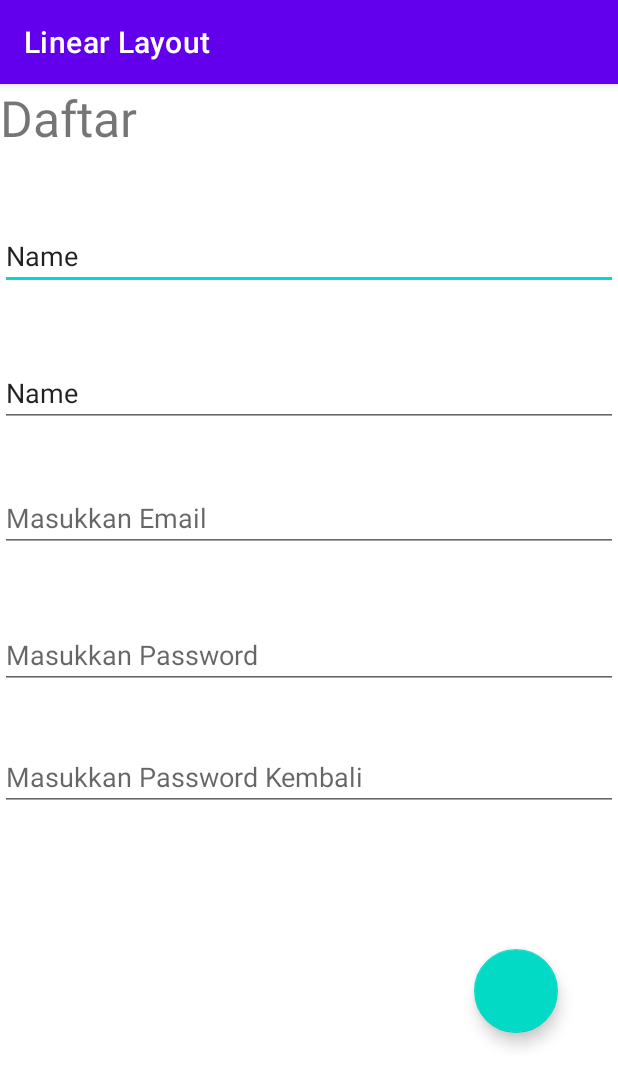
After one commit to Damar-Saputra/UASPAMPENJUALAN, an Android app: the Pendaftaran screen opened directly, with no data from a screen before it, on a phone screen of 412 x 824 dp. The commit adds this screen. Shown: the top 1087 px of the screen. Run offline under Robolectric (Android 15) with nearby library versions, the phone set to English and light mode, and no system bars.

Commit message:
Activity 4

```diff
--- a/app/src/main/AndroidManifest.xml
+++ b/app/src/main/AndroidManifest.xml
@@ -9,7 +9,8 @@
         android:roundIcon="@mipmap/ic_launcher_round"
         android:supportsRtl="true"
         android:theme="@style/Theme.ConstraintLayout">
-        <activity android:name=".ActivityHasil"></activity>
+        <activity android:name=".Pendaftaran"></activity>
+        <activity android:name=".ActivityHasil" />
         <activity
             android:name=".ActivityKedua"
             android:label="@string/label2"
@@ -21,10 +22,6 @@
                 <category android:name="android.intent.category.LAUNCHER" />
             </intent-filter>
         </activity>
-
-        <meta-data
-            android:name="preloaded_fonts"
-            android:resource="@array/preloaded_font" />
     </application>
 
 </manifest>
--- a/app/src/main/java/com/damarsaputra/constraintlayout/ActivityHasil.java
+++ b/app/src/main/java/com/damarsaputra/constraintlayout/ActivityHasil.java
@@ -19,9 +19,9 @@ public class ActivityHasil extends AppCompatActivity {
 
         Bundle bundle = getIntent().getExtras();
 
-        String email = bundle.getString( key:"a");
+        String email = bundle.getString("a");
 
-        String pass = bundle.getString(Key: "b");
+        String pass = bundle.getString("b");
 
         txEmail.setText(email);
         txPassword.setText(pass);
--- a/app/src/main/java/com/damarsaputra/constraintlayout/ActivityKedua.java
+++ b/app/src/main/java/com/damarsaputra/constraintlayout/ActivityKedua.java
@@ -17,9 +17,9 @@ public class ActivityKedua extends AppCompatActivity {
 
         Bundle bundle = getIntent().getExtras();
 
-        String email = bundle.getString(key:"a");
+        String email = bundle.getString("a");
 
-        String pass = bundle.getString(key:"b");
+        String pass = bundle.getString("b");
 
         txEmail.setText(email);
         txPassowrd.setText(pass);
--- a/app/src/main/java/com/damarsaputra/constraintlayout/MainActivity.java
+++ b/app/src/main/java/com/damarsaputra/constraintlayout/MainActivity.java
@@ -1,10 +1,13 @@
 package com.damarsaputra.constraintlayout;
 
 
+import androidx.annotation.NonNull;
 import androidx.appcompat.app.AppCompatActivity;
 
 import android.content.Intent;
 import android.os.Bundle;
+import android.view.Menu;
+import android.view.MenuItem;
 import android.view.View;
 import android.widget.Button;
 import android.widget.EditText;
@@ -14,6 +17,66 @@ import android.widget.Toast;
 import com.damarsaputra.constraintlayout.R;
 
 public class MainActivity extends AppCompatActivity {
+    /**
+     * Initialize the contents of the Activity's standard options menu.  You
+     * should place your menu items in to <var>menu</var>.
+     *
+     * <p>This is only called once, the first time the options menu is
+     * displayed.  To update the menu every time it is displayed, see
+     * {@link #onPrepareOptionsMenu}.
+     *
+     * <p>The default implementation populates the menu with standard system
+     * menu items.  These are placed in the {@link Menu#CATEGORY_SYSTEM} group so that
+     * they will be correctly ordered with application-defined menu items.
+     * Deriving classes should always call through to the base implementation.
+     *
+     * <p>You can safely hold on to <var>menu</var> (and any items created
+     * from it), making modifications to it as desired, until the next
+     * time onCreateOptionsMenu() is called.
+     *
+     * <p>When you add items to the menu, you can implement the Activity's
+     * {@link #onOptionsItemSelected} method to handle them there.
+     *
+     * @param menu The options menu in which you place your items.
+     * @return You must return true for the menu to be displayed;
+     * if you return false it will not be shown.
+     * @see #onPrepareOptionsMenu
+     * @see #onOptionsItemSelected
+     */
+    @Override
+    public boolean onCreateOptionsMenu(Menu menu) {
+        getMenuInflater().inflate(R.menu.menu, menu);
+        return super.onCreateOptionsMenu(menu);
+
+
+    }
+
+    /**
+     * This hook is called whenever an item in your options menu is selected.
+     * The default implementation simply returns false to have the normal
+     * processing happen (calling the item's Runnable or sending a message to
+     * its Handler as appropriate).  You can use this method for any items
+     * for which you would like to do processing without those other
+     * facilities.
+     *
+     * <p>Derived classes should call through to the base class for it to
+     * perform the default menu handling.</p>
+     *
+     * @param item The menu item that was selected.
+     * @return boolean Return false to allow normal menu processing to
+     * proceed, true to consume it here.
+     * @see #onCreateOptionsMenu
+     */
+    @Override
+    public boolean onOptionsItemSelected(@NonNull MenuItem item) {
+
+        if (item.getItemId() == R.id.mnDaftar){
+            Intent i = new Intent(getApplicationContext(), Pendaftaran.class);
+            startActivity(i);
+        }
+        return super.onOptionsItemSelected(item);
+    }
+
     Button btsignin;
     EditText edemail, edpassword;
     String name, password;
--- /dev/null
+++ b/app/src/main/java/com/damarsaputra/constraintlayout/Pendaftaran.java
@@ -0,0 +1,54 @@
+package com.damarsaputra.constraintlayout;
+
+import androidx.appcompat.app.AppCompatActivity;
+
+import android.content.Intent;
+import android.os.Bundle;
+import android.view.View;
+import android.widget.EditText;
+import android.widget.Toast;
+
+import com.google.android.material.floatingactionbutton.FloatingActionButton;
+import com.google.android.material.snackbar.Snackbar;
+
+public class Pendaftaran extends AppCompatActivity {
+    EditText usr, email, alamat, pwd, repwd;
+    FloatingActionButton fab;
+
+    @Override
+    protected void onCreate(Bundle savedInstanceState) {
+        super.onCreate(savedInstanceState);
+        setContentView(R.layout.activity_pendaftaran);
+
+        usr = findViewById(R.id.edNama);
+        email = findViewById(R.id.edEmail);
+        alamat = findViewById(R.id.edAlamat);
+        pwd = findViewById(R.id.edPassword);
+        repwd = findViewById(R.id.edrepas);
+        fab = findViewById(R.id.floatingActionButton);
+
+        fab.setOnClickListener(new View.OnClickListener() {
+            @Override
+            public void onClick(View view) {
+                if (usr.getText().toString().isEmpty() ||
+                        email.getText().toString().isEmpty() ||
+                        alamat.getText().toString().isEmpty() ||
+                        pwd.getText().toString().isEmpty() ||
+                        repwd.getText().toString().isEmpty()) {
+                    Snackbar.make(view, "Fill the blank data", Snackbar.LENGTH_LONG).show();
+                } else {
+                    if (pwd.getText().toString().equals(repwd.getText().toString())) {
+                        Toast.makeText(getApplicationContext(), "registration is successful",
+                                Toast.LENGTH_LONG).show();
+                        Intent i = new Intent(getApplicationContext(), MainActivity.class);
+                        startActivity(i);
+                    } else {
+                        Snackbar.make(view, "password and repassword must be same",
+                                Snackbar.LENGTH_LONG).show();
+                    }
+                }
+            }
+        });
+
+    }
+}
--- /dev/null
+++ b/app/src/main/res/layout/activity_pendaftaran.xml
@@ -0,0 +1,105 @@
+<?xml version="1.0" encoding="utf-8"?>
+<androidx.constraintlayout.widget.ConstraintLayout xmlns:android="http://schemas.android.com/apk/res/android"
+    xmlns:app="http://schemas.android.com/apk/res-auto"
+    xmlns:tools="http://schemas.android.com/tools"
+    android:layout_width="match_parent"
+    android:layout_height="match_parent"
+    tools:context=".Pendaftaran">
+
+    <TextView
+        android:id="@+id/textView6"
+        android:layout_width="wrap_content"
+        android:layout_height="wrap_content"
+        android:text="@string/ldaftar"
+        android:textSize="15pt"
+        app:layout_constrainedHeight="false"
+        app:layout_constrainedWidth="false"
+        tools:layout_editor_absoluteX="148dp"
+        tools:layout_editor_absoluteY="54dp" />
+
+    <EditText
+        android:id="@+id/edNama"
+        android:layout_width="match_parent"
+        android:layout_height="wrap_content"
+        android:ems="10"
+        android:hint="@string/enama"
+        android:inputType="textPersonName"
+        android:text="Name"
+        app:layout_constraintBottom_toBottomOf="parent"
+        app:layout_constraintEnd_toEndOf="parent"
+        app:layout_constraintHorizontal_bias="0.079"
+        app:layout_constraintStart_toStartOf="parent"
+        app:layout_constraintTop_toBottomOf="@+id/textView6"
+        app:layout_constraintVertical_bias="0.07"/>
+
+    <EditText
+        android:id="@+id/edAlamat"
+        android:layout_width="match_parent"
+        android:layout_height="wrap_content"
+        android:ems="10"
+        android:hint="@string/ealamat"
+        android:inputType="textMultiLine|text"
+        android:text="Name"
+        app:layout_constraintBottom_toBottomOf="parent"
+        app:layout_constraintEnd_toEndOf="parent"
+        app:layout_constraintHorizontal_bias="0.0"
+        app:layout_constraintStart_toStartOf="parent"
+        app:layout_constraintTop_toBottomOf="@+id/textView6"
+        app:layout_constraintVertical_bias="0.205" />
+
+    <EditText
+        android:id="@+id/edEmail"
+        android:layout_width="match_parent"
+        android:layout_height="wrap_content"
+        android:ems="10"
+        android:hint="@string/eemail"
+        android:inputType="textEmailAddress"
+        app:layout_constraintBottom_toBottomOf="parent"
+        app:layout_constraintEnd_toEndOf="parent"
+        app:layout_constraintHorizontal_bias="0.079"
+        app:layout_constraintStart_toStartOf="parent"
+        app:layout_constraintTop_toBottomOf="@+id/edAlamat"
+        app:layout_constraintVertical_bias="0.076" />
+
+    <EditText
+        android:id="@+id/edPassword"
+        android:layout_width="match_parent"
+        android:layout_height="wrap_content"
+        android:ems="10"
+        android:hint="@string/epass"
+        android:inputType="textPassword"
+        app:layout_constraintBottom_toBottomOf="parent"
+        app:layout_constraintEnd_toEndOf="parent"
+        app:layout_constraintHorizontal_bias="0.079"
+        app:layout_constraintStart_toStartOf="parent"
+        app:layout_constraintTop_toBottomOf="@+id/edEmail"
+        app:layout_constraintVertical_bias="0.112" />
+
+    <EditText
+        android:id="@+id/edrepas"
+        android:layout_width="match_parent"
+        android:layout_height="wrap_content"
+        android:ems="10"
+        android:hint="@string/erepass"
+        android:inputType="textPersonName"
+        app:layout_constraintBottom_toBottomOf="parent"
+        app:layout_constraintEnd_toEndOf="parent"
+        app:layout_constraintHorizontal_bias="0.079"
+        app:layout_constraintStart_toStartOf="parent"
+        app:layout_constraintTop_toBottomOf="@+id/edPassword"
+        app:layout_constraintVertical_bias="0.113" />
+
+    <com.google.android.material.floatingactionbutton.FloatingActionButton
+        android:id="@+id/floatingActionButton"
+        android:layout_width="wrap_content"
+        android:layout_height="wrap_content"
+        android:clickable="true"
+        app:layout_constraintBottom_toBottomOf="parent"
+        app:layout_constraintEnd_toEndOf="parent"
+        app:layout_constraintHorizontal_bias="0.887"
+        app:layout_constraintStart_toStartOf="parent"
+        app:layout_constraintTop_toBottomOf="@+id/edrepas"
+        app:layout_constraintVertical_bias="0.404"
+        tools:layout_editor_absoluteX="290dp"
+        tools:layout_editor_absoluteY="493dp" />
+</androidx.constraintlayout.widget.ConstraintLayout>
--- a/app/src/main/res/menu/menu.xml
+++ b/app/src/main/res/menu/menu.xml
@@ -2,6 +2,7 @@
 <menu xmlns:app="http://schemas.android.com/apk/res-auto"
     xmlns:android="http://schemas.android.com/apk/res/android">
 
-    <item android:title="Item" />
-    <item android:title="Item" />
+    <item
+        android:id="@+id/mnDaftar"
+        android:title="@string/mDaftar" />/>
 </menu>
--- a/app/src/main/res/values/strings.xml
+++ b/app/src/main/res/values/strings.xml
@@ -9,5 +9,12 @@
     <string name="txemail">Ini hasil Email</string>
     <string name="txpassword">INi hasil Password</string>
     <string name="label2">Login Berhasil</string>
+    <string name="mDaftar">Pendaftaran</string>
+    <string name="ldaftar">Daftar</string>
+    <string name="enama">Masukkan Nama</string>
+    <string name="eemail">Masukkan Email</string>
+    <string name="epass">Masukkan Password</string>
+    <string name="erepass">Masukkan Password Kembali</string>
+    <string name="ealamat">Masukkan Alamat</string>
 
 </resources>
```
